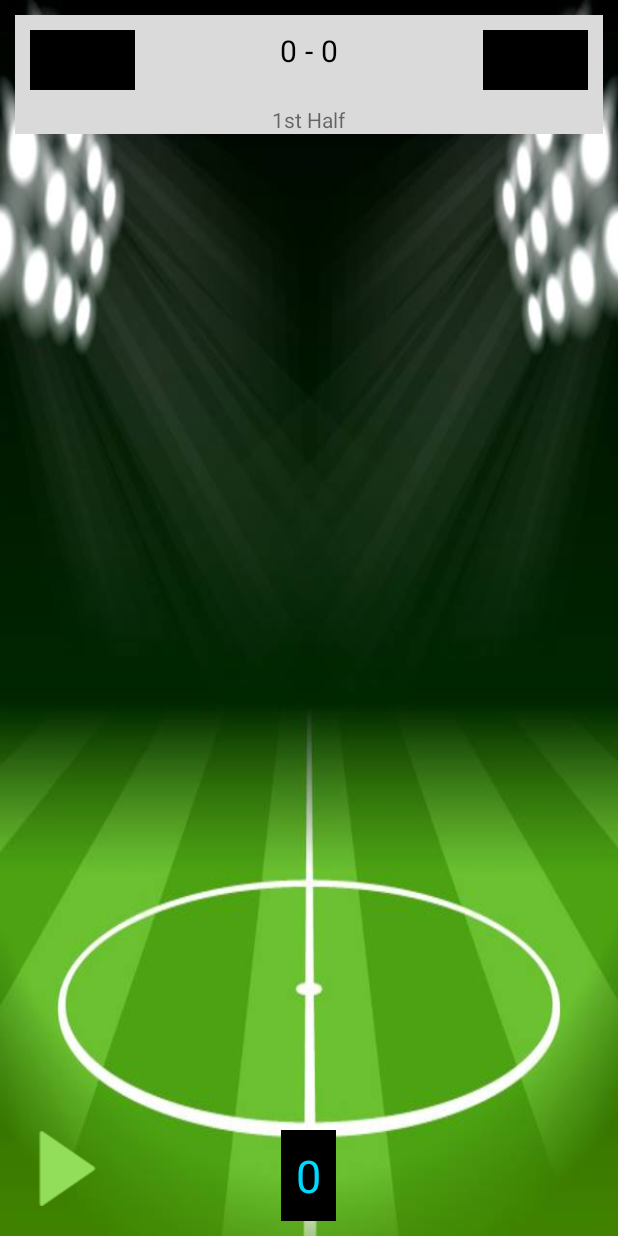
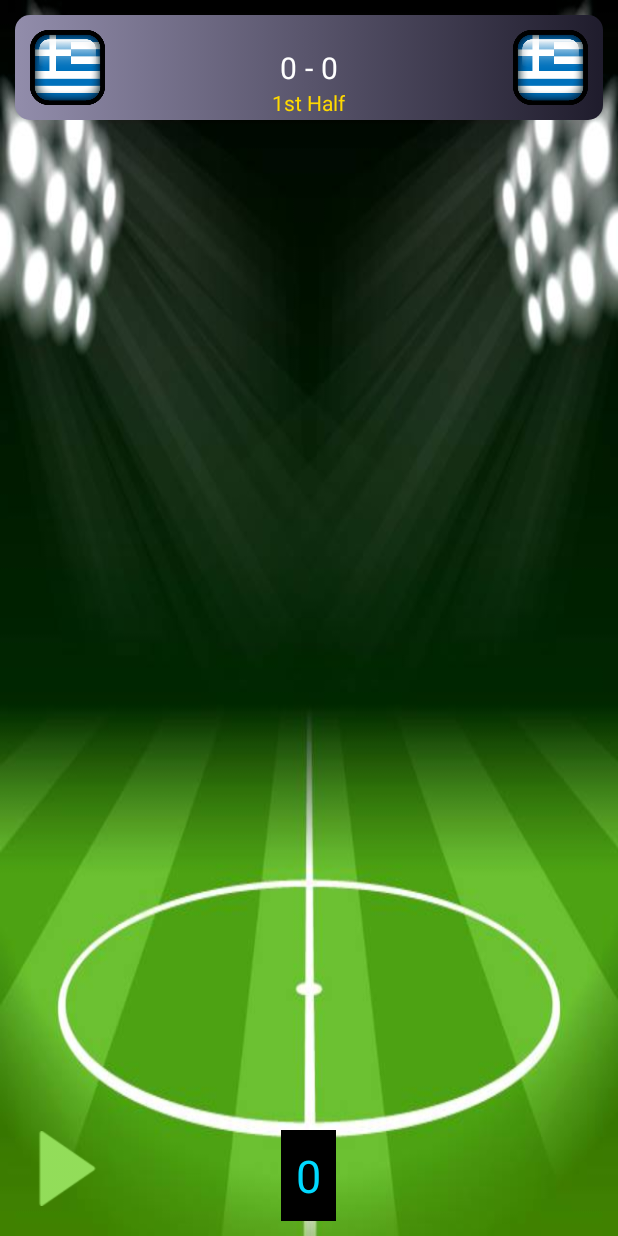
Before and after one commit to Psiroulis/Football_Stop_Game, an Android app: the MatchActivity screen opened directly, with no data from a screen before it, on a phone screen of 412 x 824 dp. Run offline under Robolectric (Android 15) with nearby library versions, the phone set to English and light mode, and no system bars; our stand-ins replace Room's generated code; libraries missing offline, so code that uses them is left out: android.arch.persistence; 4 statements that could not run were skipped.

Commit message:
fix match activity create TheMatch class (mac)

```diff
--- a/app/src/main/java/gr/redpepper/footballrunningtime/MatchActivity.java
+++ b/app/src/main/java/gr/redpepper/footballrunningtime/MatchActivity.java
@@ -5,9 +5,11 @@ import android.animation.AnimatorListenerAdapter;
 import android.animation.ObjectAnimator;
 import android.animation.ValueAnimator;
 import android.app.Activity;
+import android.content.Context;
 import android.content.Intent;
-import android.graphics.Color;
+import android.os.AsyncTask;
 import android.os.Bundle;
+import android.os.Handler;
 import android.util.Log;
 import android.view.View;
 import android.view.WindowManager;
@@ -18,6 +20,8 @@ import android.widget.TextView;
 import android.widget.ToggleButton;
 
 public class MatchActivity extends Activity {
+
+    //views
 
     private ImageView playerFlag;
 
@@ -31,29 +35,15 @@ public class MatchActivity extends Activity {
 
     private RelativeLayout clockLayout;
 
-    private RelativeLayout messagesLayout;
-
-    private TextView messages;
-
     private TextView clock;
 
     private ToggleButton shootBall;
 
     private ToggleButton startPlay;
 
-    private MyChronometer chronometer;
-
     private TextView posts;
 
-    private int timerSpeed = 1;
-
-    private int playerGoals = 0;
-
-    private int opponentsGoals = 0;
-
-    private int postCounter = 3;
-
-    //Penalty Variables
+    //Penalty Variables and views
     private ImageView vertical_abll, horizontal_ball;
 
     private ToggleButton Penalty_Stop_But;
@@ -64,13 +54,25 @@ public class MatchActivity extends Activity {
 
     private ValueAnimator hor_animator;
 
-    private int penaltySpeed;
+    private int penaltySpeed = 100;
 
     private RelativeLayout verpenlay,horpenlay;
 
+    private int timerSpeed = 1;
+
+    private Context context;
+
+    private int playerTeamId;
+
+    private int opponentTeamId;
+
+    private TheMatch match;
+
     @Override
     protected void onCreate(Bundle savedInstanceState) {
+
         super.onCreate(savedInstanceState);
+
         setContentView(R.layout.activity_match);
 
         getWindow().addFlags(WindowManager.LayoutParams.FLAG_KEEP_SCREEN_ON);
@@ -78,47 +80,42 @@ public class MatchActivity extends Activity {
         getWindow().setFlags(WindowManager.LayoutParams.FLAG_FULLSCREEN,
                 WindowManager.LayoutParams.FLAG_FULLSCREEN);
 
+        context = this;
+
         FindTheViews();
 
         //Get Match Info From Intent
 
         Intent intent = getIntent();
 
-        opponentsGoals = intent.getIntExtra("opponentScore", 0);
+        playerTeamId = intent.getIntExtra("playerteamid",0);
 
-        penaltySpeed = intent.getIntExtra("penaltySpeed", 100);
+        opponentTeamId = intent.getIntExtra("opponentteamid",0);
 
-        playerFlag.setImageResource(intent.getIntExtra("playerFlag", 0));
+    }
 
-        opponentFlag.setImageResource(intent.getIntExtra("opponentFlag", 0));
 
-        chronometer = new MyChronometer(timerSpeed, clock, this);
+
+    @Override
+    protected void onResume() {
+        super.onResume();
+
+        new GetTeamsInfo().execute();
+
+        InitializeAnimations();
 
         //Play Button functionality
         startPlay.setOnClickListener(new View.OnClickListener() {
             @Override
             public void onClick(View view) {
 
-                messagesLayout.setVisibility(View.GONE);
-
                 startPlay.setVisibility(View.GONE);
 
                 clockLayout.setVisibility(View.VISIBLE);
 
-                //postCounter = 0;
+                shootBall.setVisibility(View.VISIBLE);
 
-
-                if (!chronometer.ChangeHalf()) {
-
-                    chronometer.StartFirstHalf();
-
-                } else {
-
-                    chronometer.StartSecondHalf();
-
-                }
-
-                shootBall.setVisibility(View.VISIBLE);
+                match.RunTheTimer();
 
             }
         });
@@ -131,23 +128,40 @@ public class MatchActivity extends Activity {
                 //shooting
                 if (isChecked) {
 
-                    messagesLayout.setVisibility(View.GONE);
+                    int goalChecker = match.Shoot();
 
-                    chronometer.Pause();
+                    if(goalChecker == 0){
 
-                    CheckGoal();
+                        posts.setText(String.valueOf(match.getPosts()));
+
+                        //Toast.makeText(context,"Hit The Post",Toast.LENGTH_SHORT).show();
+
+                    }else if(goalChecker == 1){
+
+                        playerScore.setText(String.valueOf(match.getPlayerGoals()));
+
+                        //Toast.makeText(context,"Gooooaall",Toast.LENGTH_SHORT).show();
+
+                    }else if(goalChecker == 2){
+
+                        //Toast.makeText(context,"Missed",Toast.LENGTH_SHORT).show();
+
+                    }else if(goalChecker == 3){
+
+                        opponentScore.setText(String.valueOf(match.getOpponentGoals()));
+
+                        //Toast.makeText(context,"Own Goal :(",Toast.LENGTH_SHORT).show();
+                    }
 
                 }
                 //Restart the chronometer
                 else {
 
-                    messagesLayout.setVisibility(View.GONE);
+                    if(match.getPosts() == 3){
 
-                    if(postCounter == 3){
+                        match.setPosts(0);
 
-                        //postCounter = 0;
-
-                        posts.setText("" + postCounter);
+                        posts.setText("0");
 
                         clock.setVisibility(View.GONE);
 
@@ -161,21 +175,130 @@ public class MatchActivity extends Activity {
 
                     }else{
 
-                        if(!chronometer.ChangeHalf()){
+                        match.RunTheTimer();
 
-                            chronometer.StartFirstHalf();
-
-                        }else{
-
-                            chronometer.StartSecondHalf();
-
-                        }
                     }
 
                 }
             }
         });
 
+        Penalty_Stop_But.setOnCheckedChangeListener(new CompoundButton.OnCheckedChangeListener() {
+            @Override
+            public void onCheckedChanged(CompoundButton compoundButton, boolean isChecked) {
+
+                if (isChecked) {
+                    //on
+
+                    ver_animator.cancel();
+
+                    hor_animator.start();
+
+                } else {
+                    //off
+
+                    hor_animator.cancel();
+
+
+                    Handler handler = new Handler();
+
+                    handler.postDelayed(new Runnable() {
+                        @Override
+                        public void run() {
+
+                            penalty_Layout.setVisibility(View.INVISIBLE);
+
+                            clock.setVisibility(View.VISIBLE);
+
+                            shootBall.setVisibility(View.VISIBLE);
+
+                            vertical_abll.setTranslationY(0);
+
+                            horizontal_ball.setTranslationX(0);
+
+
+                        }
+                    },1400);
+
+                    /*if( (verTime >= 1295 && verTime <= 1395) && (horTime >= 1295 && horTime <= 1395) ){
+
+                        messages.setText("Goall!!!");
+
+                        messagesLayout.setVisibility(View.VISIBLE);
+
+                    }else{
+
+                        messages.setText("Keeper Saves");
+
+                        messagesLayout.setVisibility(View.VISIBLE);
+
+                    }*/
+
+
+                }
+
+            }
+        });
+
+
+    }
+
+
+    private class GetTeamsInfo extends AsyncTask<String,String,String>{
+
+        Team playerTeam , opponentTeam;
+
+        @Override
+        protected void onPreExecute() {
+            super.onPreExecute();
+        }
+
+        @Override
+        protected String doInBackground(String... strings) {
+
+            TeamsDatabase db = TeamsDatabase.getInstance(context);
+
+            TeamsDao tdao = db.teamsDao();
+
+            TeamsEntity pt = tdao.findById(playerTeamId);
+
+            TeamsEntity ot = tdao.findById(opponentTeamId);
+
+            playerTeam = new Team(pt.getUid(),pt.getName(),pt.getLocked(),pt.getCup(),pt.getOverall());
+
+            opponentTeam = new Team(ot.getUid(),ot.getName(),ot.getLocked(),ot.getCup(),ot.getOverall());
+
+            db.close();
+
+            return null;
+        }
+
+        @Override
+        protected void onPostExecute(String s) {
+            super.onPostExecute(s);
+
+            playerFlag.setBackgroundResource(GetTeamDrawable(playerTeam.getName()));
+
+            opponentFlag.setBackgroundResource(GetTeamDrawable(opponentTeam.getName()));
+
+            MyChronometer chronometer = new MyChronometer(timerSpeed,clock,MatchActivity.this);
+
+            match = new TheMatch(chronometer,0);
+
+        }
+    }
+
+    private Integer GetTeamDrawable(String teamName){
+
+        String name = teamName;
+
+        if(name.contains(" ")){
+
+            name = name.replace(" ","_");
+
+        }
+
+        return context.getResources().getIdentifier( name.toLowerCase() , "drawable", context.getPackageName());
 
     }
 
@@ -185,8 +308,6 @@ public class MatchActivity extends Activity {
         playerScore = findViewById(R.id.playerScore);
         opponentScore = findViewById(R.id.opponentScore);
         currentHalf = findViewById(R.id.currentHalf);
-        messagesLayout = findViewById(R.id.messagesLayout);
-        messages = findViewById(R.id.messagesText);
         clock = findViewById(R.id.timerText);
         shootBall = findViewById(R.id.shootButton);
         startPlay = findViewById(R.id.startPlayingButton);
@@ -198,75 +319,6 @@ public class MatchActivity extends Activity {
         penalty_Layout = findViewById(R.id.penaltyLayout);
         verpenlay = findViewById(R.id.vertrel);
         horpenlay = findViewById(R.id.horrel);
-    }
-
-    //Check if is goal or post when shoot happens
-    private void CheckGoal() {
-
-
-        Log.d("blepo", ""+chronometer.getMillis());
-        if (chronometer.getMillis() >= 0 && chronometer.getMillis() <= 9) {
-
-            //It's a Goal
-            playerGoals ++;
-
-            playerScore.setText(String.valueOf(playerGoals));
-
-            messages.setText("GOALLLLL!!!");
-
-            messages.setTextColor(Color.parseColor("#ff5544"));
-
-            messagesLayout.setVisibility(View.VISIBLE);
-
-
-        } else if ((chronometer.getMillis() >= 990 && chronometer.getMillis() <= 999) ||
-                (chronometer.getMillis() > 9 && chronometer.getMillis() <= 18)) {
-
-            //It's a post
-
-            postCounter ++;
-
-            posts.setText(String.valueOf(postCounter));
-
-            messages.setText("HIT THE POST !!!");
-
-            messages.setTextColor(Color.parseColor("#0000FF"));
-
-            messagesLayout.setVisibility(View.VISIBLE);
-
-        } else if (chronometer.getMillis() >= 480 && chronometer.getMillis() <= 520) {
-
-            //It' a onw goal
-
-            opponentsGoals++;
-
-            opponentScore.setText(""+opponentsGoals);
-
-            postCounter = 0;
-
-            posts.setText(String.valueOf(postCounter));
-
-            messages.setText("OWN GOAL :(");
-
-            messages.setTextColor(Color.parseColor("#0000FF"));
-
-            messagesLayout.setVisibility(View.VISIBLE);
-
-        } else if (chronometer.getMillis() == 1000) {
-
-            //It's a Goal
-            playerGoals ++;
-
-            playerScore.setText(String.valueOf(playerGoals));
-
-            messages.setText("GOALLLLL!!!");
-
-            messages.setTextColor(Color.parseColor("#FF0000"));
-
-            messagesLayout.setVisibility(View.VISIBLE);
-        }
-
-
     }
 
     //initialize Penalty animations
@@ -335,7 +387,7 @@ public class MatchActivity extends Activity {
 
                 float diff = Float.valueOf(horpenlay.getWidth() -  horizontal_ball.getWidth());
 
-               //Log.d("blepo","Distance to Run The ball: "+ diff);
+                //Log.d("blepo","Distance to Run The ball: "+ diff);
 
 
                 int diff2 = horpenlay.getWidth() -  horizontal_ball.getWidth();
@@ -373,58 +425,4 @@ public class MatchActivity extends Activity {
         });
 
     }
-
-    @Override
-    protected void onResume() {
-        super.onResume();
-
-        InitializeAnimations();
-
-        Penalty_Stop_But.setOnCheckedChangeListener(new CompoundButton.OnCheckedChangeListener() {
-            @Override
-            public void onCheckedChanged(CompoundButton compoundButton, boolean isChecked) {
-
-                if (isChecked) {
-                    //on
-
-                    ver_animator.cancel();
-
-                    hor_animator.start();
-
-                } else {
-                    //off
-
-                    hor_animator.cancel();
-
-                    penalty_Layout.setVisibility(View.INVISIBLE);
-
-
-                    /*if( (verTime >= 1295 && verTime <= 1395) && (horTime >= 1295 && horTime <= 1395) ){
-
-                        messages.setText("Goall!!!");
-
-                        messagesLayout.setVisibility(View.VISIBLE);
-
-                    }else{
-
-                        messages.setText("Keeper Saves");
-
-                        messagesLayout.setVisibility(View.VISIBLE);
-
-                    }*/
-
-                    clock.setVisibility(View.VISIBLE);
-
-                    shootBall.setVisibility(View.VISIBLE);
-
-                    vertical_abll.setTranslationY(0);
-
-                    horizontal_ball.setTranslationX(0);
-                }
-
-            }
-        });
-    }
-
-
 }
--- /dev/null
+++ b/app/src/main/java/gr/redpepper/footballrunningtime/TheMatch.java
@@ -0,0 +1,107 @@
+package gr.redpepper.footballrunningtime;
+
+public class TheMatch {
+
+    private int playerGoals;
+
+    private int opponentGoals;
+
+    private int posts;
+
+    private int ownGoals;
+
+    private MyChronometer chronometer;
+
+
+    public TheMatch(MyChronometer chronometer, int opponentGoals) {
+
+        this.chronometer = chronometer;
+
+        this.opponentGoals = opponentGoals;
+
+        this.playerGoals = 0;
+
+        this.posts = 0;
+
+    }
+
+    public void RunTheTimer(){
+
+        if(!chronometer.ChangeHalf()){
+
+            chronometer.StartFirstHalf();
+
+        }else{
+
+            chronometer.StartSecondHalf();
+
+        }
+
+    }
+
+    public int Shoot(){   //0->post, 1->goal, 2->missed, 3->own goal
+
+        chronometer.Pause();
+
+        if (chronometer.getMillis() >= 0 && chronometer.getMillis() <= 9) {
+
+            playerGoals ++;
+
+            return 1;
+
+        }else if ((chronometer.getMillis() >= 990 && chronometer.getMillis() <= 999) || (chronometer.getMillis() > 9 && chronometer.getMillis() <= 18)) {
+
+            posts++;
+
+            return 0;
+
+        }else if (chronometer.getMillis() >= 480 && chronometer.getMillis() <= 520) {
+
+            opponentGoals++;
+
+            return 3;
+
+        }else if (chronometer.getMillis() == 1000) {
+
+            playerGoals ++;
+
+            return 1;
+
+        }
+
+        return 2;
+
+    }
+
+    public int getPlayerGoals() {
+        return playerGoals;
+    }
+
+    public int getOpponentGoals() {
+        return opponentGoals;
+    }
+
+    public int getPosts() {
+        return posts;
+    }
+
+    public int getOwnGoals() {
+        return ownGoals;
+    }
+
+    public void setPlayerGoals(int playerGoals) {
+        this.playerGoals = playerGoals;
+    }
+
+    public void setOpponentGoals(int opponentGoals) {
+        this.opponentGoals = opponentGoals;
+    }
+
+    public void setPosts(int posts) {
+        this.posts = posts;
+    }
+
+    public void setOwnGoals(int ownGoals) {
+        this.ownGoals = ownGoals;
+    }
+}
--- a/app/src/main/res/drawable/sillver_gradient_one.xml
+++ b/app/src/main/res/drawable/sillver_gradient_one.xml
@@ -7,6 +7,7 @@
                 android:startColor="#1F1C2C"
                 android:endColor="#928DAB"
                 android:type="linear" />
+            <corners android:radius="10dp"/>
         </shape>
     </item>
 </selector>
--- a/app/src/main/res/layout/activity_match.xml
+++ b/app/src/main/res/layout/activity_match.xml
@@ -9,49 +9,49 @@
     <RelativeLayout
         android:id="@+id/scoreAndFlagsLayout"
         android:layout_width="match_parent"
-        android:layout_height="wrap_content"
+        android:layout_height="70dp"
         android:layout_alignParentTop="true"
-        android:background="#dadada"
+        android:background="@drawable/sillver_gradient_one"
         android:layout_margin="10dp">
 
         <ImageView
             android:id="@+id/playerTeamFlag"
-            android:layout_width="70dp"
-            android:layout_height="40dp"
-            android:background="#000"
-            android:layout_margin="10dp"
-            android:layout_alignParentTop="true"
-            android:layout_alignParentLeft="true"/>
+            android:layout_width="50dp"
+            android:layout_height="50dp"
+            android:layout_alignParentLeft="true"
+            android:layout_marginLeft="10dp"
+            android:layout_centerVertical="true"
+            android:background="@drawable/greece"/>
 
         <ImageView
             android:id="@+id/opponentTeamFlag"
-            android:layout_width="70dp"
-            android:layout_height="40dp"
+            android:layout_width="50dp"
+            android:layout_height="50dp"
             android:layout_alignParentRight="true"
-            android:layout_alignParentTop="true"
-            android:layout_margin="10dp"
-            android:background="#000"/>
+            android:layout_centerVertical="true"
+            android:layout_marginRight="10dp"
+            android:background="@drawable/greece"/>
 
         <LinearLayout
             android:id="@+id/scoreLayout"
             android:layout_width="wrap_content"
-            android:layout_height="40dp"
+            android:layout_height="wrap_content"
             android:orientation="horizontal"
             android:layout_centerHorizontal="true"
-            android:layout_margin="10dp">
+            android:layout_centerVertical="true">
 
             <TextView
                 android:id="@+id/playerScore"
                 android:layout_width="wrap_content"
                 android:layout_height="match_parent"
-                android:textColor="#000"
+                android:textColor="#FFF"
                 android:text="0"
                 android:textSize="20sp"/>
 
             <TextView
                 android:layout_width="wrap_content"
                 android:layout_height="match_parent"
-                android:textColor="#000"
+                android:textColor="#fff"
                 android:text="-"
                 android:textSize="20sp"
                 android:layout_marginLeft="5dp"
@@ -61,7 +61,7 @@
                 android:id="@+id/opponentScore"
                 android:layout_width="wrap_content"
                 android:layout_height="match_parent"
-                android:textColor="#000"
+                android:textColor="#fff"
                 android:text="0"
                 android:textSize="20sp"/>
         </LinearLayout>
@@ -73,7 +73,7 @@
             android:text="1st Half"
             android:layout_centerHorizontal="true"
             android:layout_below="@id/scoreLayout"
-            />
+            android:textColor="#ffd900"/>
 
     </RelativeLayout>
 
--- a/app/src/main/res/layout/activity_pashe_of16.xml
+++ b/app/src/main/res/layout/activity_pashe_of16.xml
@@ -11,7 +11,8 @@
         android:layout_width="match_parent"
         android:layout_height="match_parent"
         android:layout_centerInParent="true"
-        android:scrollbars="vertical"/>
+        android:scrollbars="vertical"
+        android:layout_margin="5dip"/>
     <Button
         android:id="@+id/start16MatchBut"
         android:layout_width="match_parent"
```
Also changed, not shown: app/src/main/java/gr/redpepper/footballrunningtime/PasheOf16.java (+5 -3 lines).
